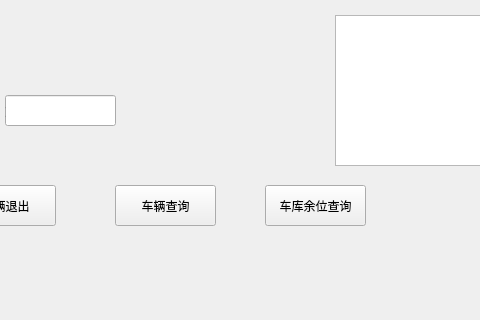
Trisenna/QT-, file mainwindow.ui: the form before one commit; both pictures show x 325 to 805 and y 375 to 695 of the 982 by 695 pixel window.
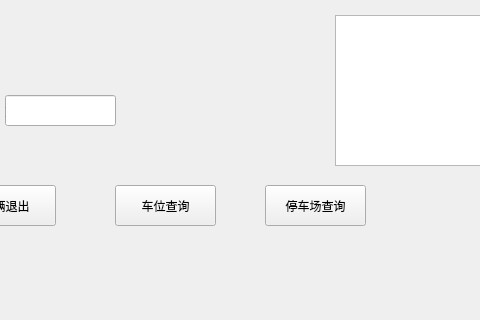
The form after the commit.

What changed in the file:
```diff
--- a/mainwindow.ui
+++ b/mainwindow.ui
@@ -53,7 +53,7 @@
      </rect>
     </property>
     <property name="text">
-     <string>车辆查询</string>
+     <string>车位查询</string>
     </property>
    </widget>
    <widget class="QListWidget" name="listWidget">
@@ -133,7 +133,7 @@
      </rect>
     </property>
     <property name="text">
-     <string>车库余位查询</string>
+     <string>停车场查询</string>
     </property>
    </widget>
    <widget class="QLabel" name="inputlabel">
```
Left out of the diff: 4 changed lines with no effect on the pictures.
